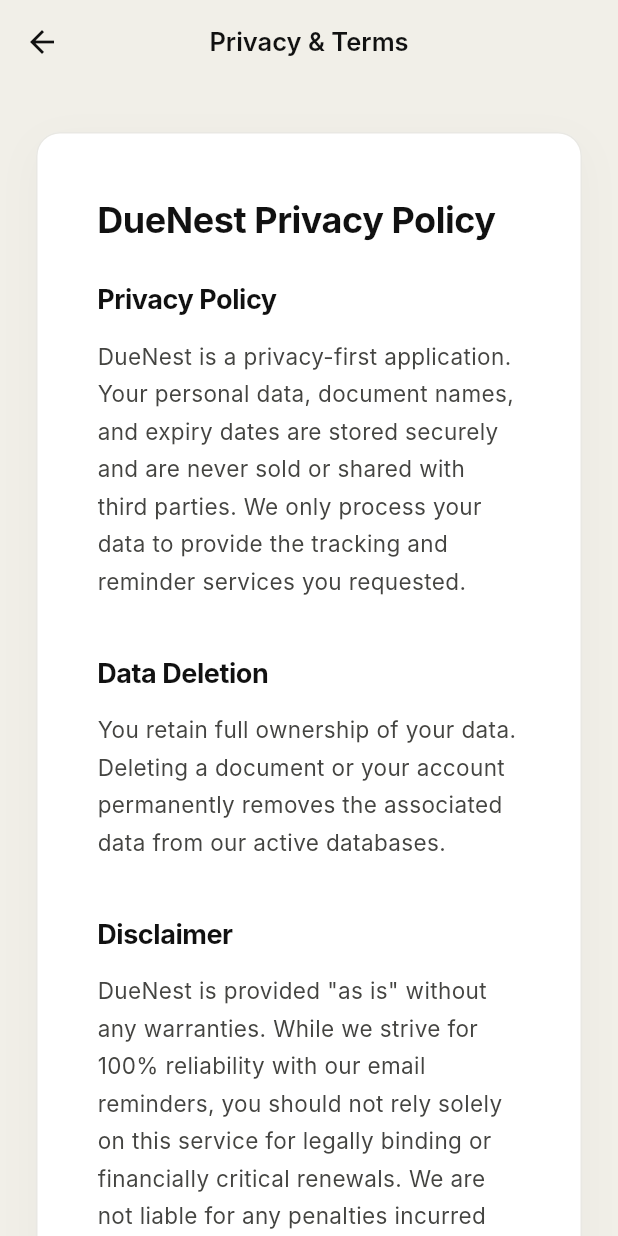
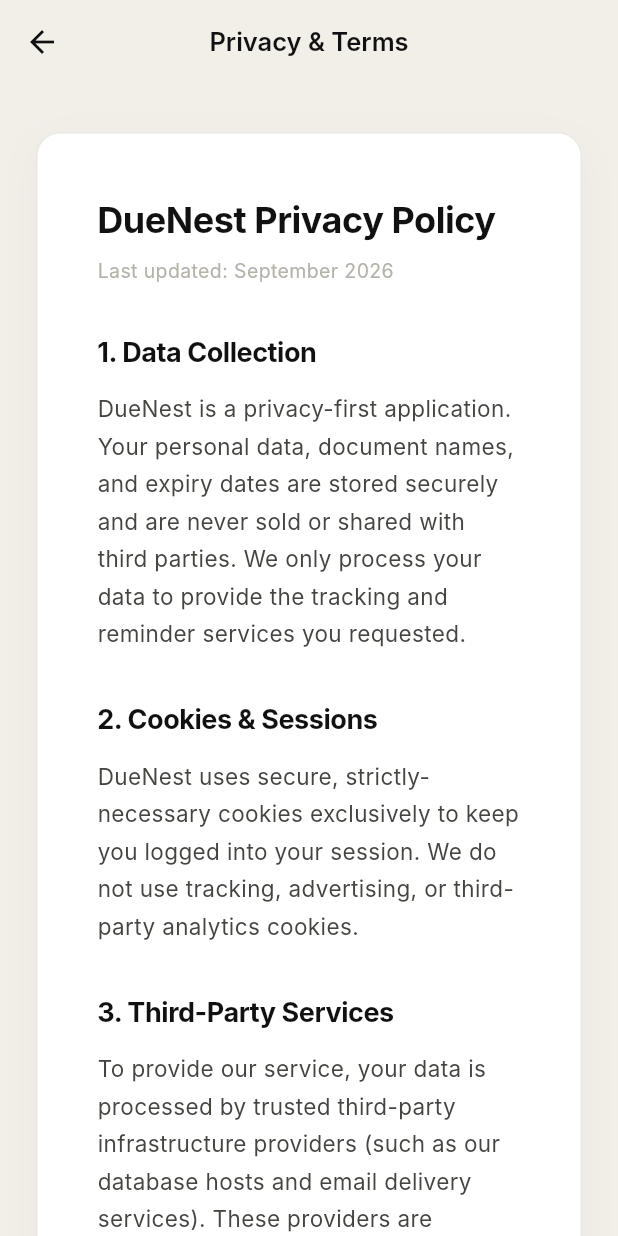
Before and after one commit to Ahmed-Nashat/License_Document_Expiry_Tracker, a Flutter app: the LegalScreen screen opened directly, on a phone screen of 412 x 824 dp. Run offline on Flutter 3.47's test engine with Material 3 defaults, Android fonts, the phone set to English and light mode, and no system bars; our stand-ins replace dio, flutter_animate, flutter_riverpod, go_router; network calls fail; Roboto replaces fonts that are missing (Inter).

Commit message:
feat: expand privacy policy clauses

```diff
--- a/client/lib/features/legal/legal_screen.dart
+++ b/client/lib/features/legal/legal_screen.dart
@@ -53,9 +53,11 @@
                 crossAxisAlignment: CrossAxisAlignment.start,
                 children: [
                   Text('DueNest Privacy Policy', style: _headingStyle(isDark).copyWith(fontSize: 24)),
-                  const SizedBox(height: 24),
+                  const SizedBox(height: 8),
+                  const Text('Last updated: September 2026', style: TextStyle(color: AppColors.gray, fontSize: 13)),
+                  const SizedBox(height: 32),
 
-                  Text('Privacy Policy', style: _headingStyle(isDark)),
+                  Text('1. Data Collection', style: _headingStyle(isDark)),
                   const SizedBox(height: 12),
                   Text(
                     'DueNest is a privacy-first application. Your personal data, document names, '
@@ -64,9 +66,50 @@
                     style: _bodyStyle(isDark),
                   ),
 
-                  const SizedBox(height: 36),
+                  const SizedBox(height: 32),
 
-                  Text('Data Deletion', style: _headingStyle(isDark)),
+                  Text('2. Cookies & Sessions', style: _headingStyle(isDark)),
+                  const SizedBox(height: 12),
+                  Text(
+                    'DueNest uses secure, strictly-necessary cookies exclusively to keep you logged into your session. '
+                    'We do not use tracking, advertising, or third-party analytics cookies.',
+                    style: _bodyStyle(isDark),
+                  ),
+
+                  const SizedBox(height: 32),
+
+                  Text('3. Third-Party Services', style: _headingStyle(isDark)),
+                  const SizedBox(height: 12),
+                  Text(
+                    'To provide our service, your data is processed by trusted third-party infrastructure providers '
+                    '(such as our database hosts and email delivery services). These providers are contractually '
+                    'obligated to protect your data and may not use it for their own purposes.',
+                    style: _bodyStyle(isDark),
+                  ),
+
+                  const SizedBox(height: 32),
+
+                  Text('4. Security Measures', style: _headingStyle(isDark)),
+                  const SizedBox(height: 12),
+                  Text(
+                    'We take security seriously. All data transmitted between your device and our servers is encrypted using standard HTTPS. '
+                    'Your passwords are never stored in plain text; they are mathematically hashed before saving.',
+                    style: _bodyStyle(isDark),
+                  ),
+
+                  const SizedBox(height: 32),
+
+                  Text('5. Age Restrictions', style: _headingStyle(isDark)),
+                  const SizedBox(height: 12),
+                  Text(
+                    'DueNest is not intended for children under the age of 13 (or 16 in certain jurisdictions). '
+                    'We do not knowingly collect personal information from individuals under this age.',
+                    style: _bodyStyle(isDark),
+                  ),
+
+                  const SizedBox(height: 32),
+
+                  Text('6. Data Deletion', style: _headingStyle(isDark)),
                   const SizedBox(height: 12),
                   Text(
                     'You retain full ownership of your data. Deleting a document or your account '
@@ -74,10 +117,22 @@
                     style: _bodyStyle(isDark),
                   ),
 
-                  const SizedBox(height: 36),
+                  const SizedBox(height: 32),
 
-                  Text('Disclaimer', style: _headingStyle(isDark)),
+                  Text('7. Policy Updates', style: _headingStyle(isDark)),
                   const SizedBox(height: 12),
+                  Text(
+                    'We may update this policy occasionally as we add new features. '
+                    'We will notify you of any significant changes by updating the date at the top of this document.',
+                    style: _bodyStyle(isDark),
+                  ),
+
+                  const SizedBox(height: 48),
+                  const Divider(height: 1, color: AppColors.border),
+                  const SizedBox(height: 48),
+
+                  Text('Disclaimer', style: _headingStyle(isDark).copyWith(fontSize: 24)),
+                  const SizedBox(height: 16),
                   Text(
                     'DueNest is provided "as is" without any warranties. While we strive for 100% '
                     'reliability with our email reminders, you should not rely solely on this '
```
